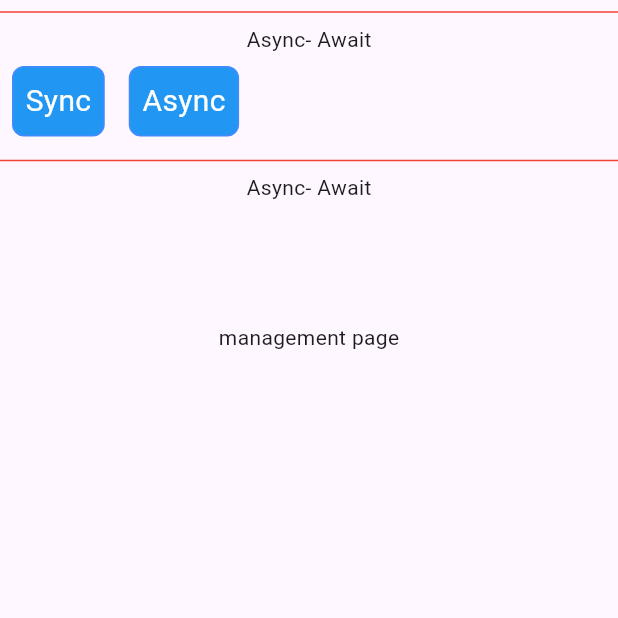
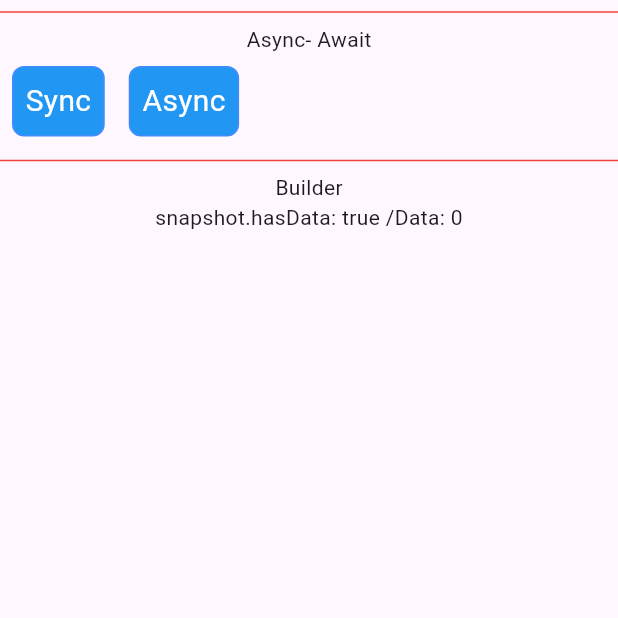
Before and after one commit to quoctran1/trainning, a Flutter app: the FutureScreen screen opened directly, after a tap on "Sync", on a phone screen of 412 x 824 dp, the top half of it. Run offline on Flutter 3.47's test engine with Material 3 defaults, Android fonts, the phone set to English and light mode, and no system bars; our stand-ins replace cached_network_image, flutter_svg, image_picker, rxdart; network calls fail.

Commit message:
update: future screen

```diff
--- a/analysis_options.yaml
+++ b/analysis_options.yaml
@@ -21,7 +21,8 @@ linter:
   # `// ignore_for_file: name_of_lint` syntax on the line or in the file
   # producing the lint.
   rules:
-    # avoid_print: false  # Uncomment to disable the `avoid_print` rule
+     avoid_print: true  # Uncomment to disable the `avoid_print` rule
+     always_declare_return_types: false
     # prefer_single_quotes: true  # Uncomment to enable the `prefer_single_quotes` rule
 
 # Additional information about this file can be found at
--- /dev/null
+++ b/lib/models/mixin_model/animal.dart
@@ -0,0 +1,3 @@
+import 'package:trainning/utils/mixin/app_mixin.dart';
+
+class Animal with MixinA {}
--- a/lib/screen/form/text_field_screen.dart
+++ b/lib/screen/form/text_field_screen.dart
@@ -19,6 +19,7 @@ class _TextFieldScreenState extends State<TextFieldScreen> {
     passwordController = TextEditingController();
 
     focusName = FocusNode();
+    // focusName.requestFocus();
     super.initState();
   }
 
--- a/lib/screen/future_screen/future_screen.dart
+++ b/lib/screen/future_screen/future_screen.dart
@@ -1,3 +1,5 @@
+import 'dart:math';
+
 import 'package:flutter/material.dart';
 import 'package:trainning/widget/home_button_widget.dart';
 
@@ -9,12 +11,6 @@ class FutureScreen extends StatefulWidget {
 }
 
 class _FutureScreenState extends State<FutureScreen> {
-
-  @override
-  void initState() {
-    super.initState();
-  }
-
   @override
   Widget build(BuildContext context) {
     return Scaffold(
@@ -44,14 +40,21 @@ class _FutureScreenState extends State<FutureScreen> {
             const Divider(
               color: Colors.red,
             ),
-            const Text('Async- Await'),
-            Container(
-              height: 20,
+            const Text('Builder'),
+            FutureBuilder<int>(
+              future: getInt(),
+              builder: (BuildContext context, AsyncSnapshot<dynamic> snapshot) {
+                print(snapshot.connectionState);
+                if (snapshot.hasData) {
+                  return Text("snapshot.hasData: ${snapshot.hasData} /Data: ${snapshot.data}");
+                }
+                if (snapshot.hasError) {
+                  return Text("snapshot.hasError: ${snapshot.hasError}");
+                }
+
+                return Text(snapshot.data.toString());
+              },
             ),
-            const SizedBox(
-              height: 60,
-            ),
-            const Text('management page'),
           ],
         ),
       ),
@@ -86,13 +89,20 @@ class _FutureScreenState extends State<FutureScreen> {
 
     timeConsumingFunctionFuture().then((int value) => print(value));
 
+    // timeConsumingFunctionFuture()
+    //     .then((int value) => print(value))
+    //     .whenComplete(() => print('whenComplete'))
+    //     .onError((error, stackTrace) => print('onError'));
+
+    // timeConsumingFunctionFuture()
+    //     .timeout(const Duration(seconds: 2))
+    //     .then((int value) => print(value));
+    // timeConsumingFunctionFuture()
+    //     .then((int value) => print(value))
+    //     .timeout(const Duration(seconds: 2));
     print('End');
 
     print('Main function completed ');
-  }
-
-  Future<void> func() async {
-    print('dawdaw');
   }
 
   Future<int> timeConsumingFunctionFuture() async {
@@ -108,5 +118,9 @@ class _FutureScreenState extends State<FutureScreen> {
   }
 
 // endregion
-
+  Future<int> getInt() async {
+    await Future.delayed(const Duration(seconds: 2));
+    // throw Exception();
+    return Random().nextInt(20);
+  }
 }
--- /dev/null
+++ b/lib/utils/mixin/app_mixin.dart
@@ -0,0 +1,11 @@
+
+mixin MixinA {
+  String logData() {
+    return "Log Data A";
+  }
+}
+mixin MixinB  {
+  String logData() {
+    return "Log Data B";
+  }
+}
--- a/lib/widget/container_yellow_widget.dart
+++ b/lib/widget/container_yellow_widget.dart
@@ -12,7 +12,7 @@ class ContainerYellowWidget extends StatefulWidget {
 class _ContainerYellowWidgetState extends State<ContainerYellowWidget> {
   @override
   Widget build(BuildContext context) {
-    print('ContainerYellowWidget');
+      print('ContainerYellowWidget');
     return Container(
       color: Colors.yellow,
       height: 100,
```
Also changed, not shown: lib/main.dart (+15 -0 lines), lib/screen/form/form_screen.dart (+5 -5 lines), lib/screen/image_screen/cache_image_screen.dart (+19 -3 lines), lib/screen/image_screen/fit_image_screen.dart (+61 -1 lines), lib/screen/mixin_screen/mixin_screen.dart (added, +48 -0 lines), lib/screen/mixin_screen/screen_red.dart (added, +25 -0 lines), lib/screen/mixin_screen/screen_yellow.dart (added, +24 -0 lines), lib/utils/app_images/app_images.dart (+19 -2 lines), lib/utils/extension_uitls.dart (added), 3 other files.
